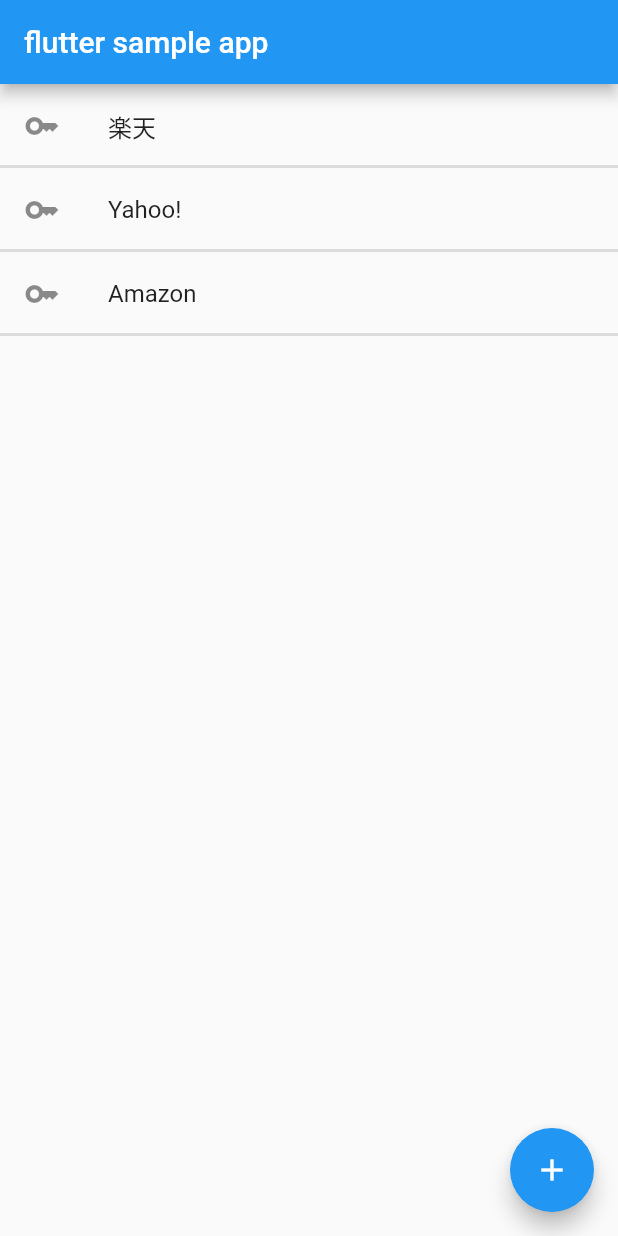
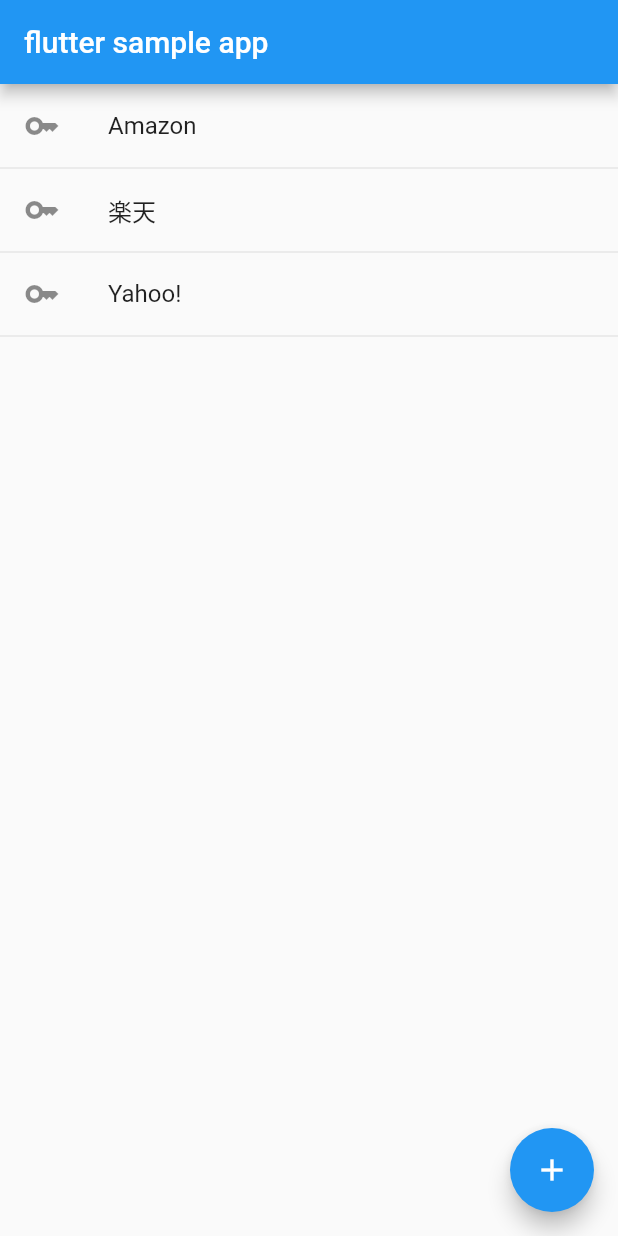
Before and after one commit to ryosuke-horie/sample-flutter-app, a Flutter app: the screen it shows after launch, on a phone screen of 412 x 824 dp. Run offline on Flutter 3.47's test engine with Material 2 defaults, Android fonts, the phone set to English and light mode, and no system bars.

Commit message:
リストの表示を動的にする

```diff
--- a/lib/main.dart
+++ b/lib/main.dart
@@ -29,6 +29,7 @@ class MyHomePage extends StatefulWidget {
 
 class _MyHomePageState extends State<MyHomePage> {
   int _counter = 0;
+  List<String> titleList = ['Amazon','楽天','Yahoo!',];
 
   void _incrementCounter() {
     setState(() {
@@ -43,33 +44,19 @@ class _MyHomePageState extends State<MyHomePage> {
         title: const Text('flutter sample app'),
       ),
       // ListViewは内容を縦に並べる。ウィジェット自体をスクロールできる。
-      body: ListView(
-        children: [
-            ListTile(
-              leading: Icon(Icons.key),
-              title: Text('楽天'),
-            ),
-          Divider(
-              thickness: 2,
-              height: 0,
-          ),
-          ListTile(
-            leading: Icon(Icons.key),
-            title: Text('Yahoo! '),
-          ),
-          Divider(
-            thickness: 2,
-            height: 0,
-          ),
-          ListTile(
-            leading: Icon(Icons.key),
-            title: Text('Amazon'),
-          ),
-          Divider(
-            thickness: 2,
-            height: 0,
-          ),
-        ],
+      body: ListView.builder(
+          itemCount: titleList.length,
+          itemBuilder: (context, index) {
+            return Column(
+              children: [
+                ListTile(
+                  leading: const Icon(Icons.key),
+                  title:Text(titleList[index]),
+                ),
+                const Divider(height: 0,),
+              ],
+            );
+          }
       ),
       floatingActionButton: FloatingActionButton(
         onPressed: _incrementCounter,
```
